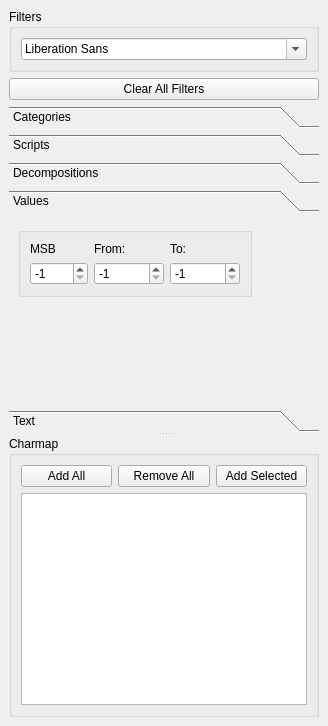
Above: dockcharmap.ui from GrandFatherPikhto/Glyph before the change. Below: the same form after it.
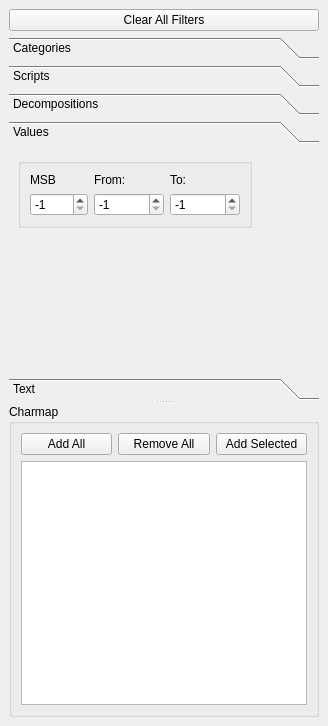
That is the form after the change.

What changed in the file:
```diff
--- a/dockcharmap.ui
+++ b/dockcharmap.ui
@@ -15,18 +15,6 @@
   </property>
   <widget class="QWidget" name="dockWidgetContents">
    <layout class="QVBoxLayout" name="verticalLayout_6">
-    <item>
-     <widget class="QGroupBox" name="groupBoxFilters">
-      <property name="title">
-       <string>Filters</string>
-      </property>
-      <layout class="QVBoxLayout" name="verticalLayout_5">
-       <item>
-        <widget class="QFontComboBox" name="fontComboBox"/>
-       </item>
-      </layout>
-     </widget>
-    </item>
     <item>
      <widget class="QPushButton" name="pushButtonClearFilters">
       <property name="text">
@@ -118,7 +106,7 @@
           <x>0</x>
           <y>0</y>
           <width>310</width>
-          <height>191</height>
+          <height>206</height>
          </rect>
         </property>
         <attribute name="label">
```
Left out of the diff: 10 changed lines with no effect on the pictures.
